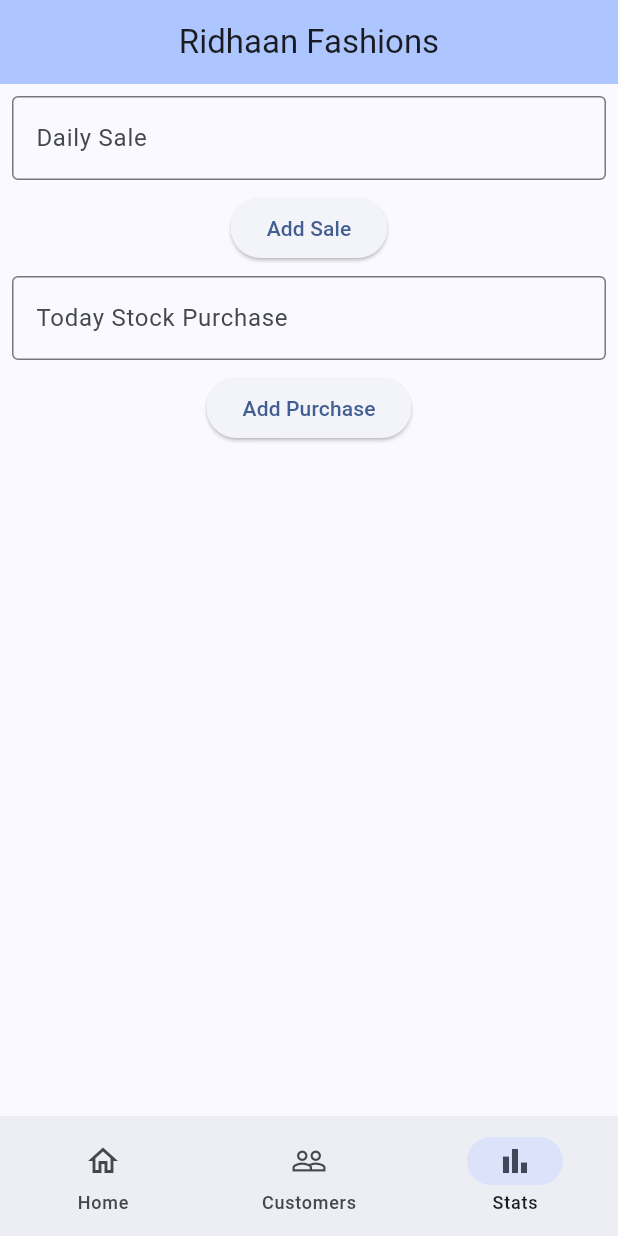
After one commit to Kill11007/ridhaan_fashions, a Flutter app: the screen it shows after launch, item 3 of the bottom bar chosen, after a tap on "Add Sale", on a phone screen of 412 x 824 dp. The commit adds this screen. Run offline on Flutter 3.47's test engine with Material 3 defaults, Android fonts, the light colour scheme and no system bars; our stand-ins replace pdf, permission_handler, sqflite; missing offline and left inert: whatsapp; accounts and stored records are empty.

Commit message:
Customer list view changed. Stats navigation added.

```diff
--- /dev/null
+++ b/lib/daily_stats.dart
@@ -0,0 +1,44 @@
+import 'package:flutter/material.dart';
+import 'package:flutter/services.dart';
+
+class DailyStats extends StatelessWidget {
+  const DailyStats({super.key});
+
+  @override
+  Widget build(BuildContext context) {
+    return Column(
+      children: [
+        Padding(
+          padding: const EdgeInsets.all(8.0),
+          child: TextField(
+            keyboardType: TextInputType.number,
+            inputFormatters: [FilteringTextInputFormatter.digitsOnly],
+            decoration: const InputDecoration(
+              border: OutlineInputBorder(),
+              labelText: 'Daily Sale',
+            ),
+          ),
+        ),
+        ElevatedButton(
+          onPressed: () {},
+          child: const Text("Add Sale"),
+        ),
+        Padding(
+          padding: const EdgeInsets.all(8.0),
+          child: TextField(
+            keyboardType: TextInputType.number,
+            inputFormatters: [FilteringTextInputFormatter.digitsOnly],
+            decoration: const InputDecoration(
+              border: OutlineInputBorder(),
+              labelText: 'Today Stock Purchase',
+            ),
+          ),
+        ),
+        ElevatedButton(
+          onPressed: () {},
+          child: const Text("Add Purchase"),
+        ),
+      ],
+    );
+  }
+}
--- a/lib/main.dart
+++ b/lib/main.dart
@@ -1,6 +1,8 @@
 import 'package:flutter/material.dart';
 import 'package:ridhaan_fashions/custom_form.dart';
 import 'package:ridhaan_fashions/customers.dart';
+
+import 'daily_stats.dart';
 
 void main() {
   runApp(const MyApp());
@@ -40,9 +42,11 @@ class _MyHomePageState extends State<MyHomePage> {
   int currentPageIndex = 0;
   final Widget homePage;
   late Widget currentWidget;
+
   _MyHomePageState(this.homePage) {
     currentWidget = homePage;
   }
+
   void _onDestinationChange(int index) {
     setState(() {
       if (currentPageIndex == index) return;
@@ -57,6 +61,11 @@ class _MyHomePageState extends State<MyHomePage> {
         case 1:
           {
             currentWidget = const SearchableCustomerList();
+            break;
+          }
+        case 2:
+          {
+            currentWidget = const DailyStats();
             break;
           }
       }
@@ -85,6 +94,11 @@ class _MyHomePageState extends State<MyHomePage> {
             icon: Icon(Icons.people_outline),
             label: "Customers",
           ),
+          NavigationDestination(
+            selectedIcon: Icon(Icons.bar_chart),
+            icon: Icon(Icons.bar_chart_outlined),
+            label: "Stats",
+          ),
         ],
       ),
     );
```
Also changed, not shown: lib/customers.dart (+17 -40 lines).
